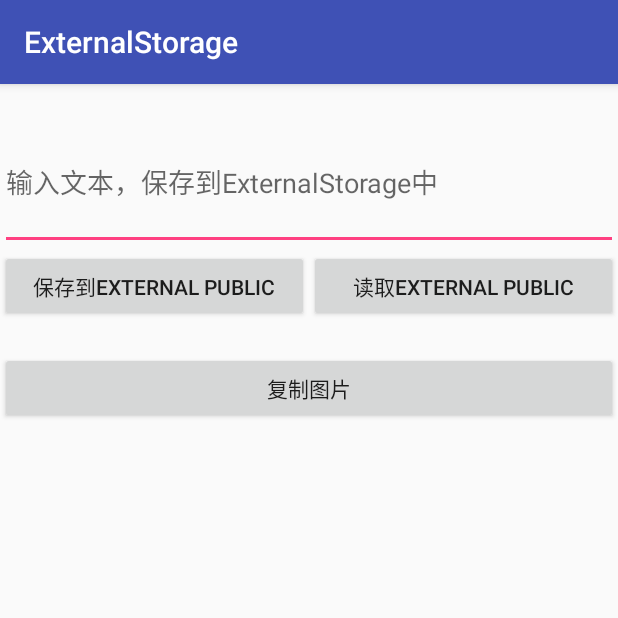
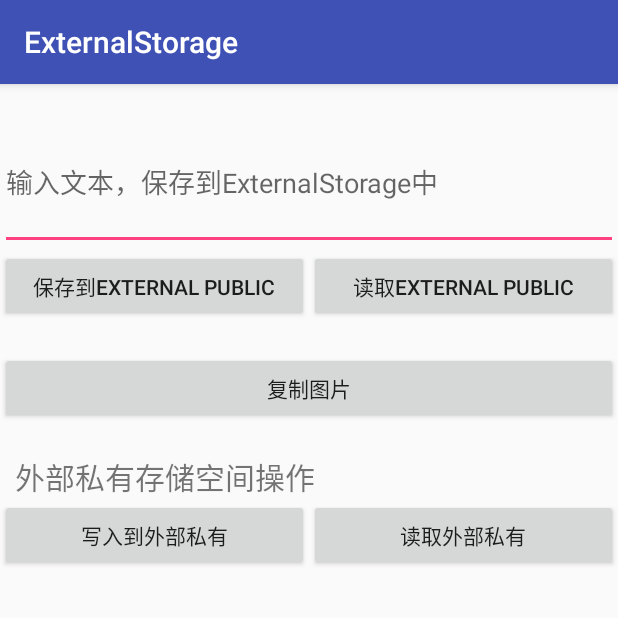
Before and after one commit to LinTeX9527/AndroidWorld, an Android app: the screen it shows after launch (MainActivity), on a phone screen of 412 x 824 dp, the top half of it. Run offline under Robolectric (Android 15) with nearby library versions, the phone set to English and light mode, and no system bars.

Commit message:
新增案例，保存文件到external storage的私有空间，卸载应用就会删除这些文件

```diff
--- a/ExternalStorage/src/main/res/layout/activity_main.xml
+++ b/ExternalStorage/src/main/res/layout/activity_main.xml
@@ -55,4 +55,39 @@
         android:text="@string/copy_photo"
         />
 
+
+    <TextView
+        android:layout_width="match_parent"
+        android:layout_height="wrap_content"
+        android:text="@string/operation_external_private"
+        android:textSize="20sp"
+        android:layout_marginTop="20dp"
+        android:layout_marginStart="10dp"
+        />
+    <!--保存和读取的按钮，保存到external storage 的私有目录，仅针对当前的APP可见-->
+    <LinearLayout
+        android:id="@+id/layout_external_private"
+        android:layout_width="match_parent"
+        android:layout_height="wrap_content"
+        android:orientation="horizontal"
+        >
+
+        <Button
+            android:id="@+id/btn_write_private"
+            android:layout_width="0dp"
+            android:layout_weight="1"
+            android:layout_height="wrap_content"
+            android:text="@string/write_external_private"
+            />
+
+        <Button
+            android:id="@+id/btn_read_private"
+            android:layout_width="0dp"
+            android:layout_weight="1"
+            android:layout_height="wrap_content"
+            android:text="@string/read_external_private"
+            />
+
+    </LinearLayout>
+
 </LinearLayout>
--- a/ExternalStorage/src/main/res/values/strings.xml
+++ b/ExternalStorage/src/main/res/values/strings.xml
@@ -4,4 +4,7 @@
     <string name="write_to_external_public">保存到external public</string>
     <string name="read_from_external_public">读取external public</string>
     <string name="copy_photo">复制图片</string>
+    <string name="operation_external_private">外部私有存储空间操作</string>
+    <string name="write_external_private">写入到外部私有</string>
+    <string name="read_external_private">读取外部私有</string>
 </resources>
```
Also changed, not shown: ExternalStorage/src/main/java/com/lintex9527/android/externalstorage/MainActivity.java (+38 -1 lines).
